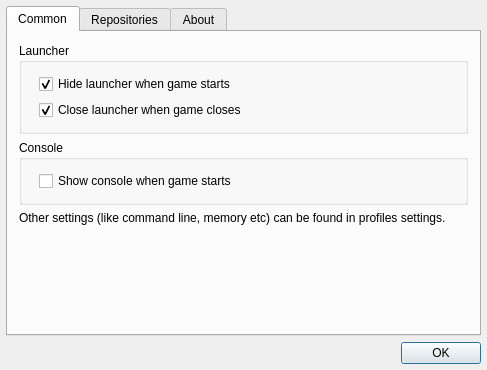
Qt form ui/SettingsForm.ui (Alex2772/hackers-mc-launcher) before a commit.
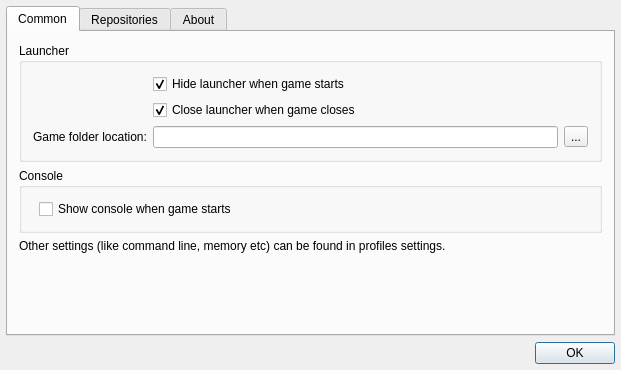
The same form after that commit. Icons and pictures are not drawn. Custom widgets are drawn as their Qt base class.

```diff
--- a/ui/SettingsForm.ui
+++ b/ui/SettingsForm.ui
@@ -6,7 +6,7 @@
    <rect>
     <x>0</x>
     <y>0</y>
-    <width>487</width>
+    <width>621</width>
     <height>370</height>
    </rect>
   </property>
@@ -62,6 +62,27 @@
             </property>
            </widget>
           </item>
+          <item row="2" column="0">
+           <widget class="QLabel" name="label_4">
+            <property name="text">
+             <string>Game folder location:</string>
+            </property>
+           </widget>
+          </item>
+          <item row="2" column="1">
+           <layout class="QHBoxLayout" name="horizontalLayout_4">
+            <item>
+             <widget class="QLineEdit" name="lineEdit"/>
+            </item>
+            <item>
+             <widget class="QToolButton" name="toolButton">
+              <property name="text">
+               <string>...</string>
+              </property>
+             </widget>
+            </item>
+           </layout>
+          </item>
          </layout>
         </widget>
        </item>
```
Left out of the diff: 9 changed lines with no effect on the pictures.
